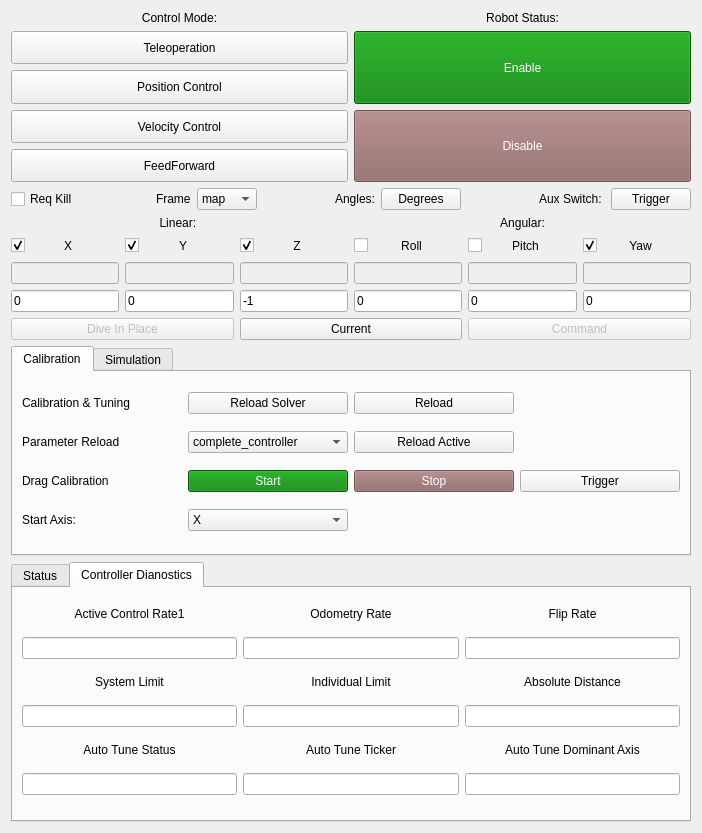
First picture: the form in riptide_rviz/riptide_rviz/src/ControlPanel.ui, repository osu-uwrt/mercury_gui, before the edit.
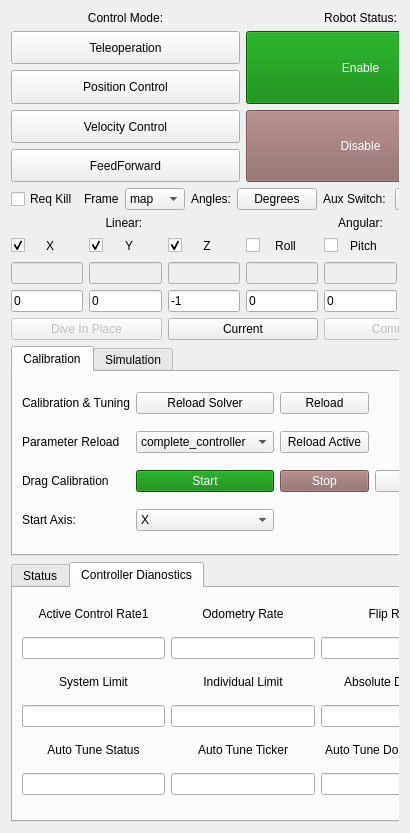
Second picture: the form after the edit.

Commit message: Improved param panel

```diff
--- a/riptide_rviz/riptide_rviz/src/ControlPanel.ui
+++ b/riptide_rviz/riptide_rviz/src/ControlPanel.ui
@@ -9,7 +9,7 @@
    <rect>
     <x>0</x>
     <y>0</y>
-    <width>702</width>
+    <width>410</width>
     <height>833</height>
    </rect>
   </property>
@@ -35,7 +35,7 @@
    <item>
     <widget class="QScrollArea" name="scrollArea">
      <property name="sizePolicy">
-      <sizepolicy hsizetype="MinimumExpanding" vsizetype="Expanding">
+      <sizepolicy hsizetype="Expanding" vsizetype="Expanding">
        <horstretch>0</horstretch>
        <verstretch>0</verstretch>
       </sizepolicy>
@@ -66,7 +66,7 @@
        <rect>
         <x>0</x>
         <y>0</y>
-        <width>684</width>
+        <width>588</width>
         <height>815</height>
        </rect>
       </property>
```
The commit also changes 3 other files.
